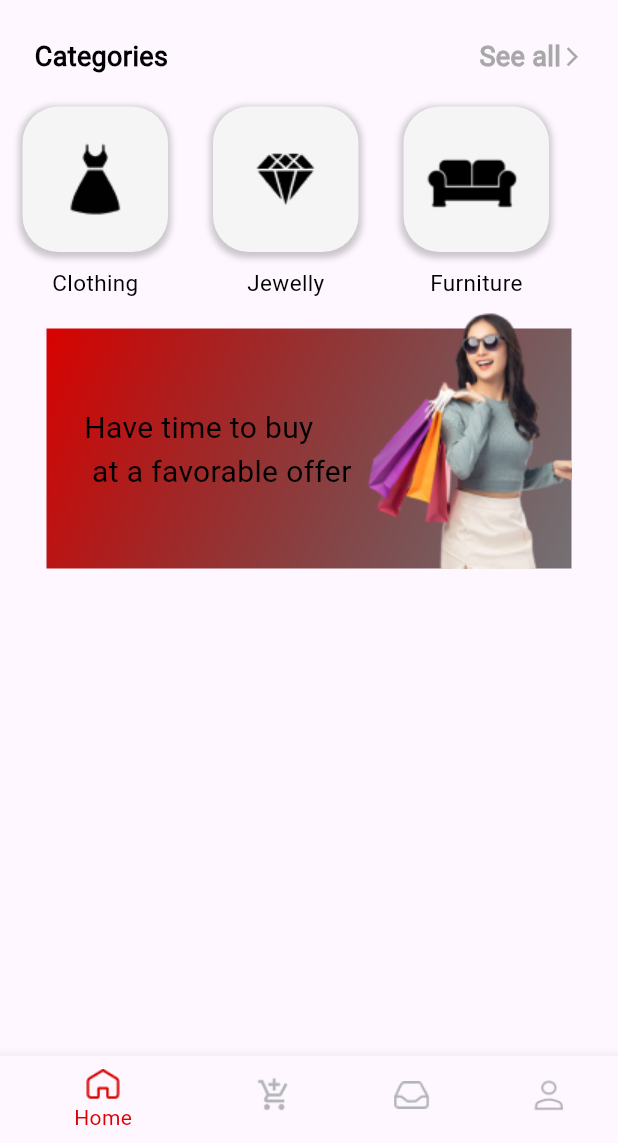
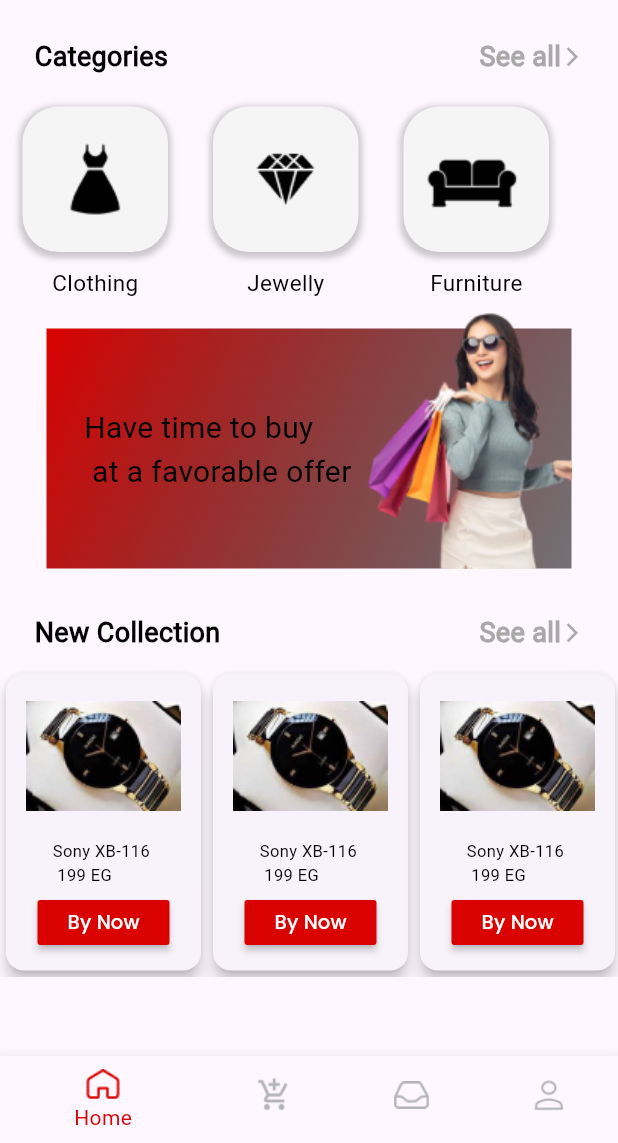
Before and after one commit to mo7amedsayed74/Market-Place, a Flutter app: the screen it shows after launch, on a phone screen of 412 x 824 dp, the part 93-1236 px from its top. Run offline on Flutter 3.47's test engine with Material 3 defaults, Android fonts, the phone set to English and light mode, and no system bars; our stand-ins replace google_fonts.

Commit message:
complet new section

```diff
--- a/lib/Features/home/presentation/views/home_screen.dart
+++ b/lib/Features/home/presentation/views/home_screen.dart
@@ -3,6 +3,7 @@ import 'package:market_placee/Features/home/widgets/custom_appbar.dart';
 import 'package:market_placee/Features/home/widgets/custom_offer_widget.dart';
 
 import '../../widgets/categories_section.dart';
+import '../../widgets/new_collection_section.dart';
 
 class HomeScreen extends StatelessWidget {
   const HomeScreen({super.key});
@@ -15,7 +16,8 @@ class HomeScreen extends StatelessWidget {
         CategoriesSection(),
         SizedBox(height: 20,),
         CustomOfferWidget(),
-        SizedBox(height: 20,)
+        SizedBox(height: 10,),
+        NewCollectionSection()
       ],
     );
   }
--- /dev/null
+++ b/lib/Features/home/widgets/custom_red_button.dart
@@ -0,0 +1,17 @@
+import 'package:flutter/material.dart';
+
+import '../../../Core/utiles/app_color.dart';
+import '../../../Core/utiles/text_style.dart';
+
+class CustomRedButton extends StatelessWidget {
+  const CustomRedButton({super.key});
+
+  @override
+  Widget build(BuildContext context) {
+    return MaterialButton(onPressed: (){},
+      height:30 ,
+      color: AppColor.red,
+      child: Text("By Now",style: AppTextStyle.popens13.copyWith(color: Colors.white)),
+    );
+  }
+}
--- /dev/null
+++ b/lib/Features/home/widgets/new_collection_item.dart
@@ -0,0 +1,36 @@
+import 'package:flutter/material.dart';
+import 'package:market_placee/Features/home/widgets/custom_red_button.dart';
+
+import '../../../Core/utiles/text_style.dart';
+
+class NewCollectionItem extends StatelessWidget {
+  const NewCollectionItem({super.key});
+
+  @override
+  Widget build(BuildContext context) {
+    return Card(
+     elevation:4 ,
+     surfaceTintColor: Colors.white,
+      //borderOnForeground: ,
+      child: Container(
+        height: 200,
+        decoration: BoxDecoration(borderRadius: BorderRadius.zero),
+        child: Column(
+          children: [
+            Container(
+              width: 130,
+              height: 110,
+              decoration: BoxDecoration(
+                image: const DecorationImage(
+                  image: AssetImage("assets/images/4 1.png"),
+                ),
+              ),
+            ),
+            Text("Sony XB-116 \n 199 EG",style: AppTextStyle.roboto11,),
+            CustomRedButton()
+          ],
+        ),
+      ),
+    );
+  }
+}
--- /dev/null
+++ b/lib/Features/home/widgets/new_collection_section.dart
@@ -0,0 +1,43 @@
+import 'package:flutter/cupertino.dart';
+import 'package:flutter/material.dart';
+
+import '../../../Core/utiles/app_color.dart';
+import '../../../Core/utiles/text_style.dart';
+import 'new_collection_item.dart';
+
+class NewCollectionSection extends StatelessWidget {
+  const NewCollectionSection({super.key});
+
+  @override
+  Widget build(BuildContext context) {
+    return Column(children: [
+      Padding(
+        padding: const EdgeInsets.only(left: 23, right: 23,top: 20,bottom: 10),
+        child: Row(
+          children: [
+            Text("New Collection", style: AppTextStyle.roboto18),
+            Spacer(),
+            Text("See all", style: AppTextStyle.roboto18.copyWith(
+                color: AppColor.deepgrey)),
+            Icon(Icons.arrow_forward_ios_outlined, color: AppColor.deepgrey,
+              size: 15,)
+
+          ],
+        ),
+
+      ),
+      SizedBox(
+        height: MediaQuery.of(context).size.height*.25,
+        child: ListView.builder(
+          padding: EdgeInsets.all(0),
+          scrollDirection: Axis.horizontal,
+          //shrinkWrap: true,
+          itemBuilder: (context, index) {
+          return NewCollectionItem();
+        },
+        itemCount: 10,),
+      )
+
+    ],);
+  }
+}
```
